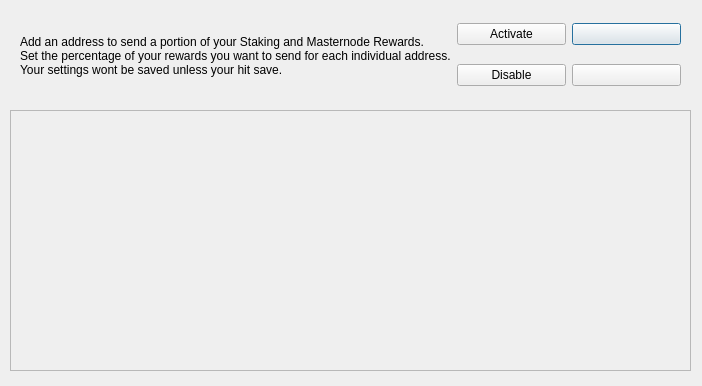
Before: the Qt Designer form src/qt/forms/multisendconfigdialog.ui in SHTDJ/Bulwark, drawn with Qt 5.
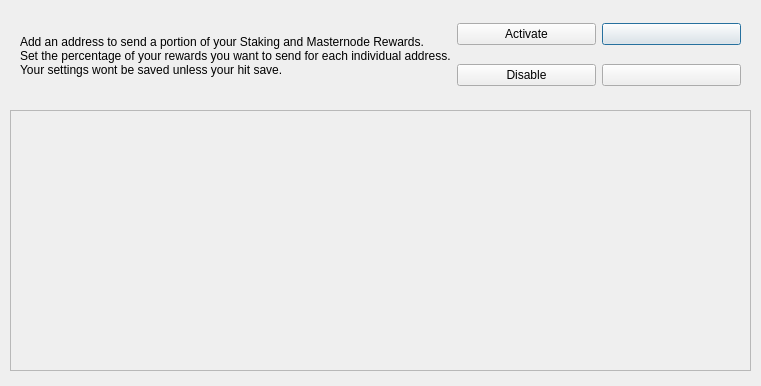
After: the same form once the commit is applied. Icons and pictures are not drawn.

Commit message: wondering if this fixes the spinbox being out of screen

```diff
--- a/src/qt/forms/multisendconfigdialog.ui
+++ b/src/qt/forms/multisendconfigdialog.ui
@@ -6,7 +6,7 @@
    <rect>
     <x>0</x>
     <y>0</y>
-    <width>702</width>
+    <width>761</width>
     <height>386</height>
    </rect>
   </property>
@@ -18,7 +18,7 @@
     <rect>
      <x>10</x>
      <y>110</y>
-     <width>681</width>
+     <width>741</width>
      <height>261</height>
     </rect>
    </property>
@@ -36,7 +36,7 @@
      <rect>
       <x>0</x>
       <y>0</y>
-      <width>679</width>
+      <width>739</width>
       <height>259</height>
      </rect>
     </property>
@@ -65,7 +65,7 @@
     <rect>
      <x>10</x>
      <y>10</y>
-     <width>681</width>
+     <width>741</width>
      <height>91</height>
     </rect>
    </property>
```
